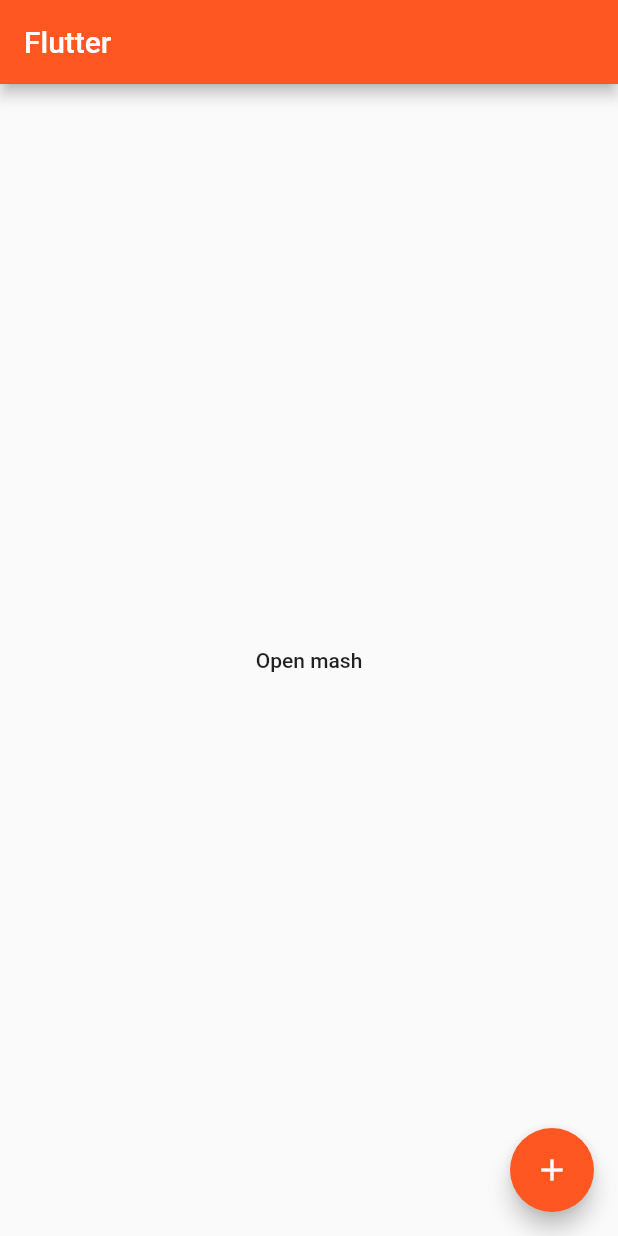
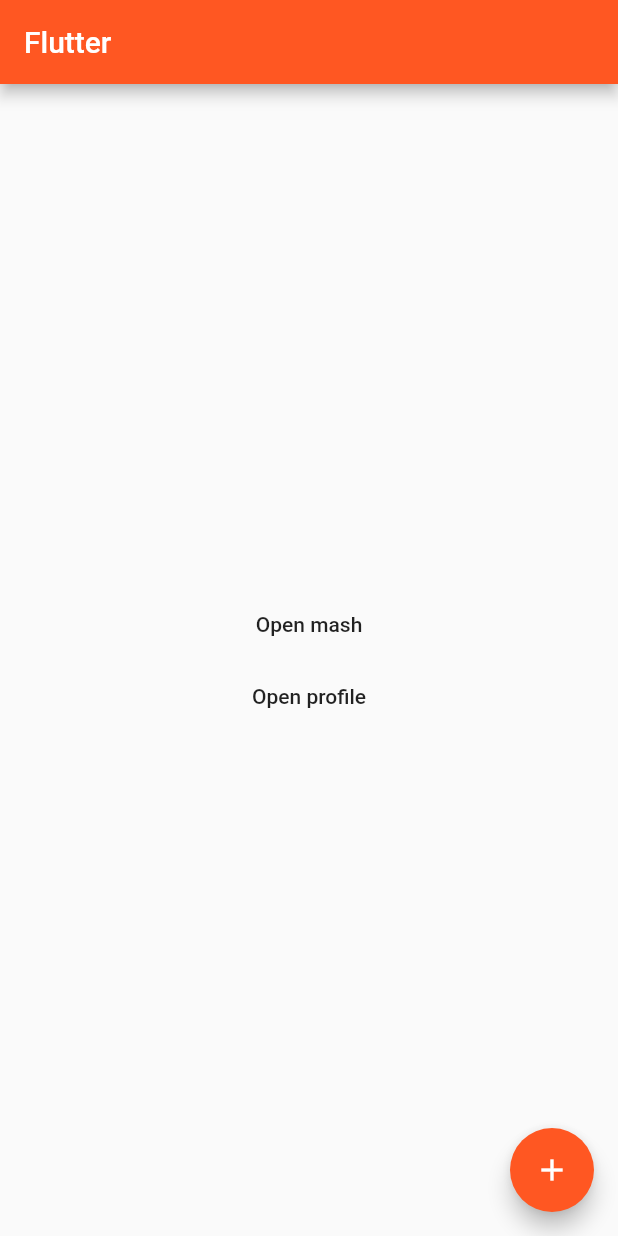
Before and after one commit to kolja-esders/mash, a Flutter app: the screen it shows after launch, on a phone screen of 412 x 824 dp. Run offline on Flutter 3.47's test engine with Material 2 defaults, Android fonts, the phone set to English and light mode, and no system bars; our stand-ins replace share, video_player.

Commit message:
Link to profile page

```diff
--- a/lib/main.dart
+++ b/lib/main.dart
@@ -1,6 +1,7 @@
 import 'package:flutter/material.dart';
 
 import 'mash_page.dart';
+import 'profile_page.dart';
 
 void main() => runApp(new MyApp());
 
@@ -35,6 +36,14 @@ class MyApp extends StatelessWidget {
                 builder: (_) => new MashPage(),
               settings: settings
             );
+          case 'profile':
+            return new MaterialPageRoute(
+                builder: (_) => new ProfilePage(
+                    name: 'Sarah Engels',
+                    avatar: ''
+                ),
+                settings: settings
+            );
         }
       }
     );
@@ -66,6 +75,10 @@ class _MyHomePageState extends State<MyHomePage> {
                 onPressed: () => Navigator.pushNamed(context, '/mash'),
                 child: new Text('Open mash')
             ),
+            new FlatButton(
+                onPressed: () => Navigator.pushNamed(context, '/profile'),
+                child: new Text('Open profile')
+            ),
           ],
         ),
       ),
```
